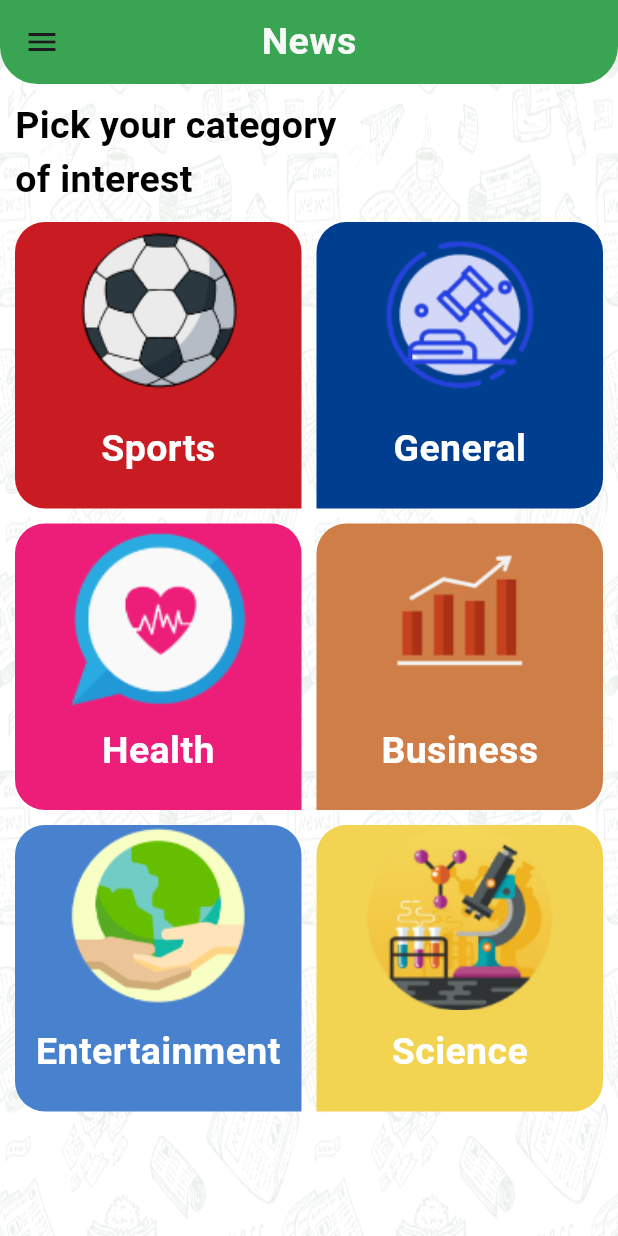
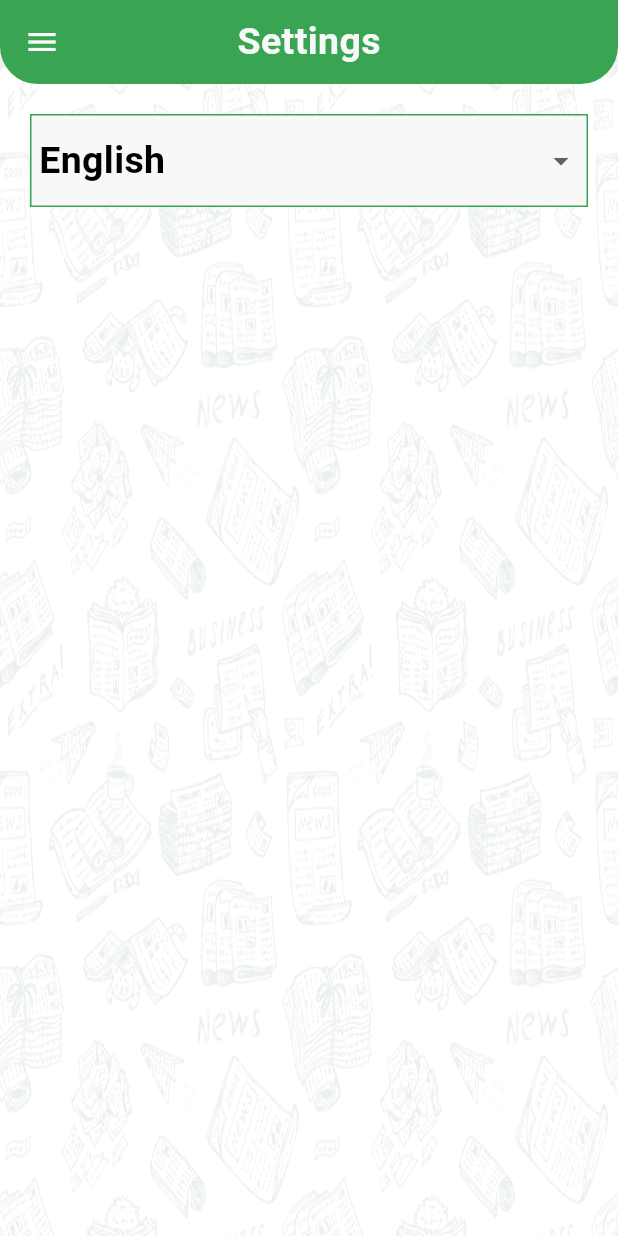
Before and after one commit to minanader11/news_app, a Flutter app: the screen it shows after launch, in the side drawer, after a tap on "Settings", on a phone screen of 412 x 824 dp. Run offline on Flutter 3.47's test engine with Material 3 defaults, Android fonts, the phone set to English and light mode, and no system bars; our stand-ins replace cached_network_image, flutter_bloc, shared_preferences; Roboto replaces fonts that are missing (ElMessiri-SemiBold.ttf).

```diff
--- a/lib/core/my_theme.dart
+++ b/lib/core/my_theme.dart
@@ -14,7 +14,7 @@ class MyTheme {
   static const grayColor = Color(0xFF79828B);
 
   static ThemeData lightTheme = ThemeData(
-    appBarTheme: AppBarTheme(actionsIconTheme: IconThemeData(color: whiteColor),
+    appBarTheme: AppBarTheme(iconTheme: IconThemeData(color: whiteColor),actionsIconTheme: IconThemeData(color: whiteColor),
       backgroundColor: primaryColor,
       shape: RoundedRectangleBorder(
         borderRadius: BorderRadius.only(
--- a/lib/core/source_provider.dart
+++ b/lib/core/source_provider.dart
@@ -5,6 +5,6 @@ class SourceProvider extends ChangeNotifier{
   Source source=Source();
   void changeSource(Source newSource){
     source=newSource;
-    notifyListeners();
+    //notifyListeners();
   }
 }
--- a/lib/main.dart
+++ b/lib/main.dart
@@ -1,4 +1,5 @@
 import 'package:flutter/material.dart';
+import 'package:news_app/core/app_config_provider.dart';
 import 'package:news_app/core/category_provider.dart';
 import 'package:news_app/core/my_theme.dart';
 import 'package:news_app/core/navigation_provider.dart';
@@ -11,6 +12,7 @@ import 'package:provider/provider.dart';
 
 void main() {
   runApp(MultiProvider(providers: [
+    ChangeNotifierProvider(create: (context) => AppConfigProvider(),),
     ChangeNotifierProvider(
       create: (context) => NavigationProvider(),
     ),
--- a/lib/screens/home_screen/presentaion/views/home_screen.dart
+++ b/lib/screens/home_screen/presentaion/views/home_screen.dart
@@ -8,6 +8,7 @@ import 'package:news_app/screens/home_screen/data/models/sourcesResponse.dart';
 import 'package:news_app/screens/home_screen/presentaion/views/categories_view.dart';
 import 'package:news_app/screens/home_screen/presentaion/views/category_details_view.dart';
 import 'package:news_app/screens/home_screen/presentaion/views/widgets/MyDrawer.dart';
+import 'package:news_app/screens/home_screen/presentaion/views/widgets/settings_view.dart';
 import 'package:news_app/screens/home_screen/presentaion/views/widgets/sources_tabbar.dart';
 import 'package:provider/provider.dart';
 
@@ -40,6 +41,7 @@ class _HomeScreenState extends State<HomeScreen> {
         Scaffold(
           drawer: MyDrawer(),
           appBar: //navigationProvider.searchIndex == 0 &&
+          navigationProvider.navigationIndex== SettingsView.settingsView? null:
               navigationProvider.navigationIndex ==
                       CategoriesView.categoriesview
                   ? AppBar(
@@ -66,7 +68,9 @@ class _HomeScreenState extends State<HomeScreen> {
                         navigationProvider.navigationIndex ==
                                 CategoriesView.categoriesview
                             ? 'News'
-                            : categoryProvider.category.title,
+
+                        : categoryProvider.category.title,
+
                         style: Theme.of(context)
                             .textTheme
                             .bodyMedium!
@@ -120,7 +124,10 @@ class _HomeScreenState extends State<HomeScreen> {
           body: navigationProvider.navigationIndex ==
                   CategoriesView.categoriesview
               ? CategoriesView()
-              : CategoryDetailsView(),
+              : navigationProvider.navigationIndex ==
+    CategoryDetailsView.categoriesDetailsView
+          ?CategoryDetailsView()
+          : SettingsView(),
         ),
       ],
     );
--- a/lib/screens/home_screen/presentaion/views/widgets/MyDrawer.dart
+++ b/lib/screens/home_screen/presentaion/views/widgets/MyDrawer.dart
@@ -2,6 +2,7 @@ import 'package:flutter/material.dart';
 import 'package:news_app/core/my_theme.dart';
 import 'package:news_app/core/navigation_provider.dart';
 import 'package:news_app/screens/home_screen/presentaion/views/categories_view.dart';
+import 'package:news_app/screens/home_screen/presentaion/views/widgets/settings_view.dart';
 import 'package:provider/provider.dart';
 
 class MyDrawer extends StatelessWidget {
@@ -26,7 +27,8 @@ class MyDrawer extends StatelessWidget {
             navigationProvider.changeNavigationIndex(CategoriesView.categoriesview);
             navigationProvider.changeSearchNews('');
             if(navigationProvider.isSearching==true){
-            navigationProvider.changeSearchingState();}
+            navigationProvider.changeSearchingState();
+            }
             navigationProvider.changeSearchIndex(0);
             Navigator.of(context).pop();
           },
@@ -48,6 +50,12 @@ class MyDrawer extends StatelessWidget {
           ),
           SizedBox(height: 10,),
           InkWell(onTap: (){
+            navigationProvider.changeNavigationIndex(SettingsView.settingsView);
+            navigationProvider.changeSearchNews('');
+            if(navigationProvider.isSearching==true){
+              navigationProvider.changeSearchingState();
+            }
+            navigationProvider.changeSearchIndex(0);
             Navigator.of(context).pop();
           },
             child: Row(
--- /dev/null
+++ b/lib/screens/home_screen/presentaion/views/widgets/settings_view.dart
@@ -0,0 +1,89 @@
+import 'package:flutter/material.dart';
+import 'package:news_app/core/app_config_provider.dart';
+import 'package:news_app/core/my_theme.dart';
+import 'package:news_app/screens/home_screen/presentaion/views/widgets/MyDrawer.dart';
+import 'package:provider/provider.dart';
+
+class SettingsView extends StatefulWidget {
+  static int settingsView = 0;
+
+  @override
+  State<SettingsView> createState() => _SettingsViewState();
+}
+
+class _SettingsViewState extends State<SettingsView> {
+  @override
+  Widget build(BuildContext context) {
+    var configProvider = Provider.of<AppConfigProvider>(context);
+    List<String> dropdownLanguage = [
+     'English','Arabic'
+    ];
+    String selectedLanguage = configProvider.language == 'en'
+        ? 'English'
+        : 'Arabic';
+    // TODO: implement build
+    return Stack(
+      children: [
+        Container(
+            width: double.infinity,
+            height: double.infinity,
+            decoration: BoxDecoration(color: Colors.white),
+            child: Image.asset(
+              'assets/images/pattern.png',
+              width: double.infinity,
+              height: double.infinity,
+              fit: BoxFit.fill,
+            )),
+        Scaffold(backgroundColor: Colors.transparent,drawer: MyDrawer(),
+        appBar: AppBar(
+          title: Text(
+            'Settings',
+            style: Theme.of(context)
+                .textTheme
+                .bodyMedium!
+                .copyWith(color: MyTheme.whiteColor),
+          ),
+          centerTitle: true,
+
+        ),
+          body: Column(children: [Container(margin:EdgeInsets.all(20) ,
+            padding: const EdgeInsets.all(5),
+            decoration: BoxDecoration(
+                border: Border.all(color: MyTheme.primaryColor),
+                color:
+                     MyTheme.whiteColor
+                   ),
+            child: DropdownButton(
+              dropdownColor:
+                   MyTheme.whiteColor,
+
+              underline: const SizedBox(),
+              isExpanded: true,
+              value: selectedLanguage,
+              items: dropdownLanguage.map((String item) {
+                return DropdownMenuItem<String>(
+                  value: item,
+                  child: Text(item),
+                );
+              }).toList(),
+              onChanged: (String? value) {
+                selectedLanguage = value!;
+                if (selectedLanguage ==
+                   'English') {
+                  configProvider.changeLanguage('en');
+
+                } else {
+                  configProvider.changeLanguage('ar');
+                }
+                //setState(() {});
+              },
+              style:
+                   Theme.of(context).textTheme.bodyMedium,
+
+              itemHeight: 50,
+            ),
+          ),]),
+      ),]
+    );
+  }
+}
--- a/pubspec.yaml
+++ b/pubspec.yaml
@@ -39,6 +39,8 @@ dependencies:
   cached_network_image: ^3.3.1
   provider: ^6.1.2
   url_launcher: ^6.2.5
+  flutter_bloc: ^8.1.5
+  shared_preferences: ^2.2.2
 
 dev_dependencies:
   flutter_test:
```
Also changed, not shown: lib/core/api_service.dart (+6 -2 lines), lib/core/app_config_provider.dart (added, +26 -0 lines), lib/screens/home_screen/presentaion/views/manager/news_cubit/news_states.dart (added, +12 -0 lines), lib/screens/home_screen/presentaion/views/manager/news_cubit/news_view_model.dart (added, +21 -0 lines), lib/screens/home_screen/presentaion/views/manager/sources_cubit/sources_states.dart (added, +12 -0 lines), lib/screens/home_screen/presentaion/views/manager/sources_cubit/sources_view_model.dart (added, +26 -0 lines), lib/screens/home_screen/presentaion/views/widgets/news_list.dart (+45 -3 lines), lib/screens/home_screen/presentaion/views/widgets/sources.dart (+49 -11 lines), lib/screens/home_screen/presentaion/views/widgets/sources_tabbar.dart (+12 -4 lines), pubspec.lock.
